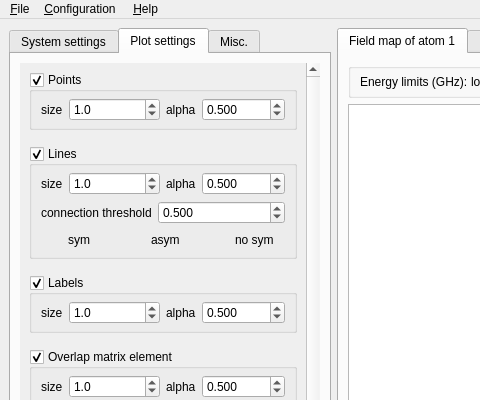
Above: gui/plotter.ui from pairinteraction/pairinteraction before the change; both pictures show x 0 to 480 and y 0 to 400 of the 960 by 640 pixel window. Below: the same form after it.
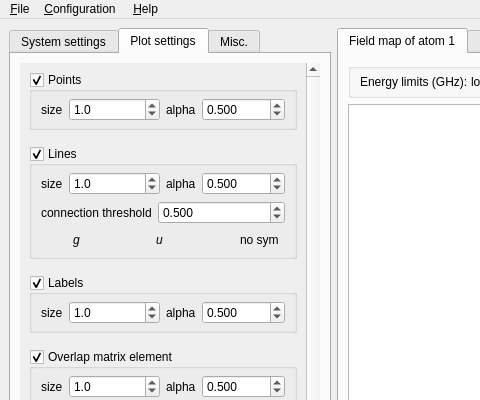
That is the form after the change. The open tabs and pages were chosen to show the change. Custom widgets are drawn as their Qt base class.

Commit message: Use g/u-symmetry instead electronic symmetry

Diff of the .ui file:
```diff
--- a/gui/plotter.ui
+++ b/gui/plotter.ui
@@ -2219,57 +2219,6 @@
                </item>
                <item>
                 <layout class="QHBoxLayout" name="horizontalLayout_11">
-                 <item>
-                  <layout class="QFormLayout" name="formLayout_2">
-                   <property name="labelAlignment">
-                    <set>Qt::AlignLeading|Qt::AlignLeft|Qt::AlignVCenter</set>
-                   </property>
-                   <property name="formAlignment">
-                    <set>Qt::AlignLeading|Qt::AlignLeft|Qt::AlignVCenter</set>
-                   </property>
-                   <property name="horizontalSpacing">
-                    <number>2</number>
-                   </property>
-                   <property name="verticalSpacing">
-                    <number>0</number>
-                   </property>
-                   <item row="0" column="0">
-                    <widget class="ColorButton" name="colorbutton_plot_sym">
-                     <property name="sizePolicy">
-                      <sizepolicy hsizetype="Maximum" vsizetype="Maximum">
-                       <horstretch>0</horstretch>
-                       <verstretch>0</verstretch>
-                      </sizepolicy>
-                     </property>
-                     <property name="minimumSize">
-                      <size>
-                       <width>0</width>
-                       <height>0</height>
-                      </size>
-                     </property>
-                     <property name="maximumSize">
-                      <size>
-                       <width>25</width>
-                       <height>20</height>
-                      </size>
-                     </property>
-                     <property name="text">
-                      <string/>
-                     </property>
-                     <property name="flat">
-                      <bool>true</bool>
-                     </property>
-                    </widget>
-                   </item>
-                   <item row="0" column="1">
-                    <widget class="QLabel" name="label_12">
-                     <property name="text">
-                      <string>sym</string>
-                     </property>
-                    </widget>
-                   </item>
-                  </layout>
-                 </item>
                  <item>
                   <layout class="QFormLayout" name="formLayout_7">
                    <property name="labelAlignment">
@@ -2300,7 +2249,7 @@
                      </property>
                      <property name="maximumSize">
                       <size>
-                       <width>25</width>
+                       <width>30</width>
                        <height>20</height>
                       </size>
                      </property>
@@ -2314,8 +2263,69 @@
                    </item>
                    <item row="0" column="1">
                     <widget class="QLabel" name="label_26">
+                     <property name="font">
+                      <font>
+                       <italic>true</italic>
+                      </font>
+                     </property>
                      <property name="text">
-                      <string>asym</string>
+                      <string>g</string>
+                     </property>
+                    </widget>
+                   </item>
+                  </layout>
+                 </item>
+                 <item>
+                  <layout class="QFormLayout" name="formLayout_2">
+                   <property name="labelAlignment">
+                    <set>Qt::AlignLeading|Qt::AlignLeft|Qt::AlignVCenter</set>
+                   </property>
+                   <property name="formAlignment">
+                    <set>Qt::AlignLeading|Qt::AlignLeft|Qt::AlignVCenter</set>
+                   </property>
+                   <property name="horizontalSpacing">
+                    <number>2</number>
+                   </property>
+                   <property name="verticalSpacing">
+                    <number>0</number>
+                   </property>
+                   <item row="0" column="0">
+                    <widget class="ColorButton" name="colorbutton_plot_sym">
+                     <property name="sizePolicy">
+                      <sizepolicy hsizetype="Maximum" vsizetype="Maximum">
+                       <horstretch>0</horstretch>
+                       <verstretch>0</verstretch>
+                      </sizepolicy>
+                     </property>
+                     <property name="minimumSize">
+                      <size>
+                       <width>0</width>
+                       <height>0</height>
+                      </size>
+                     </property>
+                     <property name="maximumSize">
+                      <size>
+                       <width>30</width>
+                       <height>20</height>
+                      </size>
+                     </property>
+                     <property name="text">
+                      <string/>
+                     </property>
+                     <property name="flat">
+                      <bool>true</bool>
+                     </property>
+                    </widget>
+                   </item>
+                   <item row="0" column="1">
+                    <widget class="QLabel" name="label_12">
+                     <property name="font">
+                      <font>
+                       <italic>true</italic>
+                      </font>
+                     </property>
+                     <property name="text">
+                      <string>u</string>
                      </property>
                     </widget>
                    </item>
@@ -2351,7 +2361,7 @@
                      </property>
                      <property name="maximumSize">
                       <size>
-                       <width>25</width>
+                       <width>30</width>
                        <height>20</height>
                       </size>
                      </property>
```
The commit also changes 1 other file.
